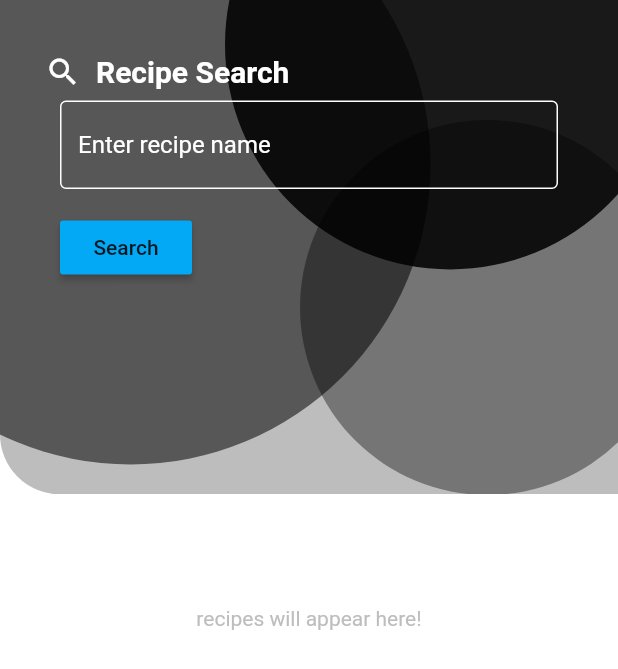
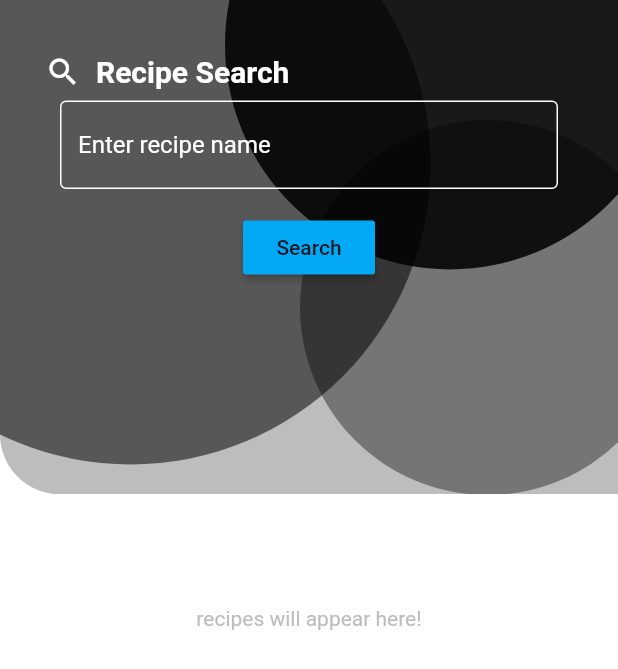
Before and after one commit to jmatamata/Spring2021Advanced-ACM_WidgetMobileApp, a Flutter app: the RecipePage widget shown alone on an empty page, opened directly, on a phone screen of 412 x 824 dp. Shown: the top 669 px of the screen. Run offline on Flutter 3.47's test engine with Material 2 defaults, Android fonts, the phone set to English and light mode, and no system bars; our stand-ins replace flutter_spinkit, flutter_svg, geolocator, google_fonts, weather.

Commit message:
changes to recipe structure

```diff
--- a/lib/pages/recipe_page.dart
+++ b/lib/pages/recipe_page.dart
@@ -14,10 +14,7 @@ class RecipePage extends StatefulWidget {
 
 class _RecipePageState extends State<RecipePage> {
   bool isLoading = false;
-
   Map edamamReturned;
-
-  Map spoonacularReturned;
 
   @override
   Widget build(BuildContext context) {
@@ -34,8 +31,7 @@ class _RecipePageState extends State<RecipePage> {
                   width: 400,
                   decoration: BoxDecoration(
                       borderRadius: BorderRadius.circular(200),
-                      color: Colors.black54 //Color.fromRGBO(191, 255, 192, 0.8)
-                      ),
+                      color: Colors.black54),
                 )),
             //Top Right Circle
             Positioned(
@@ -46,9 +42,7 @@ class _RecipePageState extends State<RecipePage> {
                   width: 300,
                   decoration: BoxDecoration(
                       borderRadius: BorderRadius.circular(150),
-                      color:
-                          Colors.black87 //Color.fromRGBO(163, 255, 165, 0.65)
-                      ),
+                      color: Colors.black87),
                 )),
             //Bottom Right Circle
             Positioned(
@@ -59,26 +53,19 @@ class _RecipePageState extends State<RecipePage> {
                   width: 250,
                   decoration: BoxDecoration(
                       borderRadius: BorderRadius.circular(125),
-                    color: Colors.black38 //Color.fromRGBO(107, 250, 100, 0.3)
-                    ),
-              ),
-            ),
-
+                      color: Colors.black38),
+                )),
             Container(
               padding: EdgeInsets.fromLTRB(0, 20, 0, 0),
               decoration: BoxDecoration(
-                  color: Colors.black26, //Color.fromRGBO(99, 255, 101, 0.6),
+                  color: Colors.black26,
                   borderRadius: BorderRadius.only(
                     bottomLeft: Radius.circular(40.0),
                   )),
-              child: Column(
-                children: <Widget>[
-                  SearchBar(), // this is the search bar that will depend on the normal/reverse setting
-                  Row(
-                      mainAxisAlignment: MainAxisAlignment.start,
-                      children: <Widget>[
+              child: Column(children: <Widget>[
+                SearchBar(),
                 Padding(
-                          padding: EdgeInsets.fromLTRB(40, 15, 0, 0),
+                  padding: EdgeInsets.fromLTRB(0, 15, 0, 0),
                   child: RaisedButton(
                       onPressed: () async {
                         var currentFocus = FocusScope.of(context);
@@ -98,10 +85,8 @@ class _RecipePageState extends State<RecipePage> {
                       },
                       child: Text("Search"),
                       color: Colors.lightBlue),
-                        )
-                      ])
-                ],
                 ),
+              ]),
             ),
           ]),
         ),
--- a/lib/widgets/recipe_search_bar.dart
+++ b/lib/widgets/recipe_search_bar.dart
@@ -34,11 +34,11 @@ class _SearchBarState extends State<SearchBar> {
               style: TextStyle(color: Colors.white),
               controller: SearchBar.normalController,
               decoration: InputDecoration(
-                  enabledBorder: OutlineInputBorder(
-                      borderSide: BorderSide(color: Colors.white)),
-                  hintText: "Enter recipe name",
-                  hintStyle: TextStyle(color: Colors.white),
-                  fillColor: Colors.white)),
+                enabledBorder: OutlineInputBorder(
+                    borderSide: BorderSide(color: Colors.white)),
+                hintText: "Enter recipe name",
+                hintStyle: TextStyle(color: Colors.white),
+              )),
         )
       ],
     );
```
Lines whose indentation alone changed are shown as unchanged.
